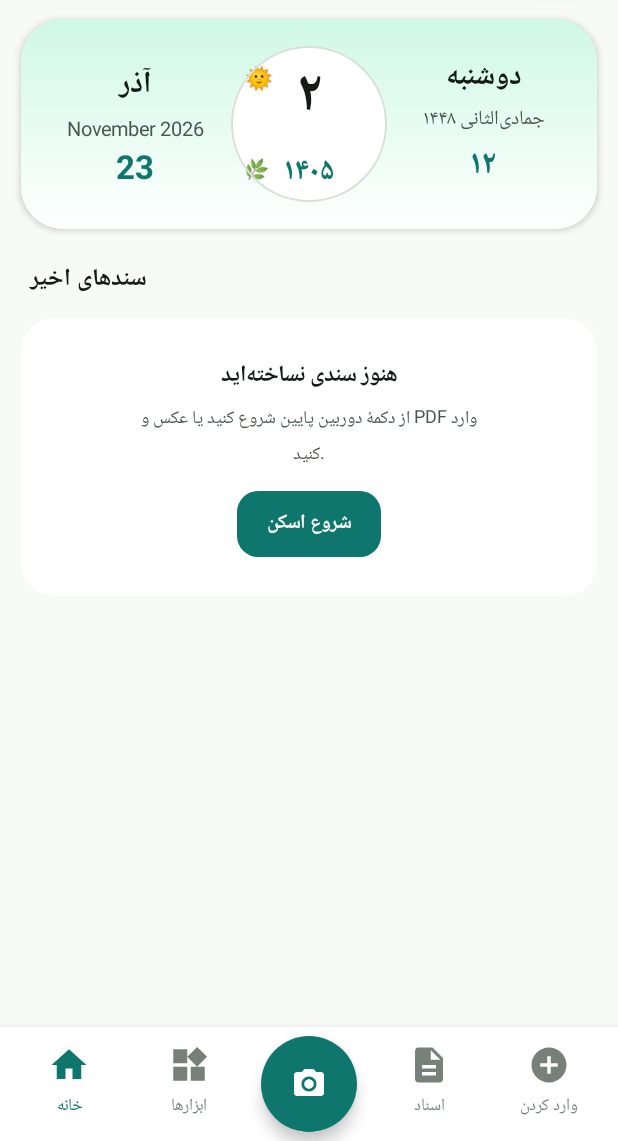
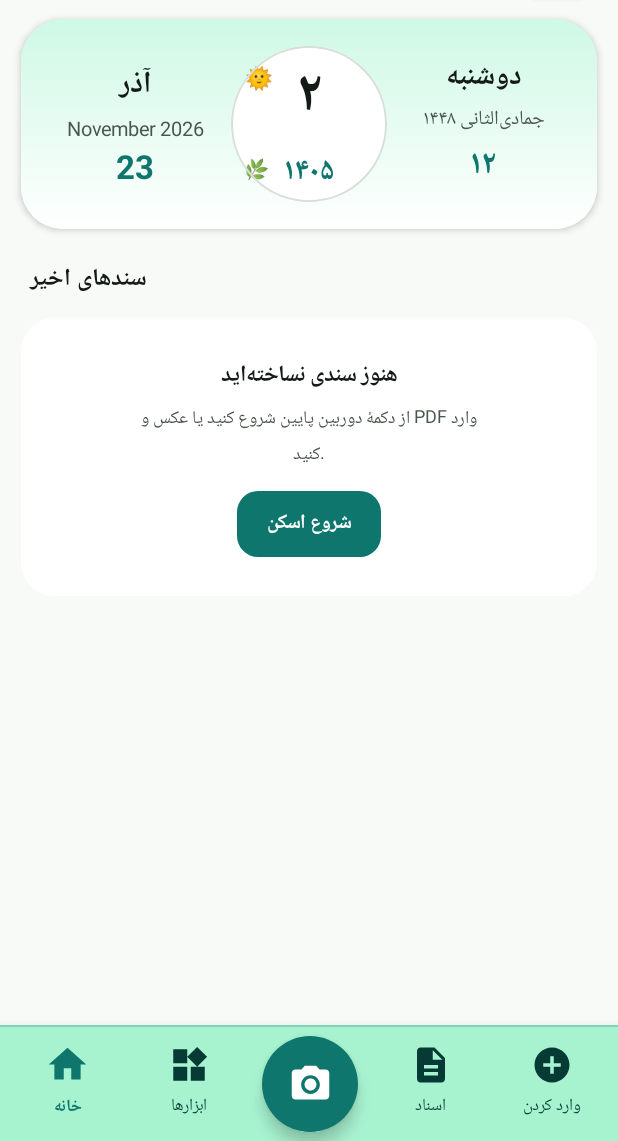
Before and after one commit to adad-bot/MyScan, an Android app built with Jetpack Compose: the composable HomeScreen shown on its own in the app's theme, on a phone screen of 412 x 824 dp, the part 95-1236 px from its top. Run offline under Robolectric (Android 15) with nearby library versions, the phone set to English and light mode, and no system bars; pictures from the network do not load.

Commit message:
style: themed bottom bar and system navigation bar colors from selected skin for contrast

```diff
--- a/app/src/main/java/ir/scanfa/app/MainActivity.kt
+++ b/app/src/main/java/ir/scanfa/app/MainActivity.kt
@@ -20,6 +20,7 @@ import ir.scanfa.app.ui.AppNav
 import ir.scanfa.app.ui.LocalDoubleTapEnabled
 import ir.scanfa.app.ui.LocalHapticsEnabled
 import ir.scanfa.app.ui.ScannerTheme
+import ir.scanfa.app.ui.Skins
 import ir.scanfa.app.vm.ScannerViewModel
 
 class MainActivity : ComponentActivity() {
@@ -41,8 +42,12 @@ class MainActivity : ComponentActivity() {
             val view = LocalView.current
             SideEffect {
                 val window = window ?: return@SideEffect
-                window.navigationBarColor = android.graphics.Color.TRANSPARENT
                 window.statusBarColor = android.graphics.Color.TRANSPARENT
+                val skinColor = (Skins.firstOrNull { it.id == skin } ?: Skins.first())
+                window.navigationBarColor = if (dark) skinColor.darkPrimaryContainer.toInt() else skinColor.primaryContainer.toInt()
+                if (android.os.Build.VERSION.SDK_INT >= 29) {
+                    window.isNavigationBarContrastEnforced = false
+                }
                 WindowCompat.getInsetsController(window, view).apply {
                     isAppearanceLightStatusBars = false
                     isAppearanceLightNavigationBars = !dark
--- a/app/src/main/java/ir/scanfa/app/ui/HomeScreen.kt
+++ b/app/src/main/java/ir/scanfa/app/ui/HomeScreen.kt
@@ -346,11 +346,18 @@ private fun HomeBottomBar(
     onDocs: () -> Unit
 ) {
     val scheme = MaterialTheme.colorScheme
-    Surface(color = scheme.surface, shadowElevation = 8.dp) {
-        Row(
-            Modifier.fillMaxWidth().navigationBarsPadding().padding(horizontal = 6.dp, vertical = 6.dp),
-            verticalAlignment = Alignment.CenterVertically
-        ) {
+    Surface(color = scheme.primaryContainer, shadowElevation = 10.dp) {
+        Column {
+            Box(
+                Modifier
+                    .fillMaxWidth()
+                    .height(1.dp)
+                    .background(scheme.primary.copy(alpha = 0.25f))
+            )
+            Row(
+                Modifier.fillMaxWidth().navigationBarsPadding().padding(horizontal = 4.dp, vertical = 6.dp),
+                verticalAlignment = Alignment.CenterVertically
+            ) {
             BottomItem(Icons.Filled.Home, "خانه", true, Modifier.weight(1f), onHome)
             BottomItem(Icons.Filled.Widgets, "ابزارها", false, Modifier.weight(1f), onTools)
             Box(Modifier.weight(1f), contentAlignment = Alignment.Center) {
@@ -361,12 +368,18 @@ private fun HomeBottomBar(
                     shadowElevation = 6.dp
                 ) {
                     Box(contentAlignment = Alignment.Center) {
-                        Icon(Icons.Filled.CameraAlt, contentDescription = "اسکن", tint = scheme.onPrimary)
+                        Icon(
+                            Icons.Filled.CameraAlt,
+                            contentDescription = "اسکن",
+                            tint = scheme.onPrimary,
+                            modifier = Modifier.size(30.dp)
+                        )
                     }
                 }
             }
             BottomItem(Icons.Filled.Description, "اسناد", false, Modifier.weight(1f), onDocs)
             BottomItem(Icons.Filled.AddCircle, "وارد کردن", false, Modifier.weight(1f), onImport)
+            }
         }
     }
 }
@@ -380,6 +393,7 @@ private fun BottomItem(
     onClick: () -> Unit
 ) {
     val scheme = MaterialTheme.colorScheme
+    val tint = if (selected) scheme.primary else scheme.onPrimaryContainer
     Column(
         modifier = modifier.pressClick { onClick() }.padding(vertical = 4.dp),
         horizontalAlignment = Alignment.CenterHorizontally
@@ -387,14 +401,15 @@ private fun BottomItem(
         Icon(
             icon,
             contentDescription = label,
-            tint = if (selected) scheme.primary else scheme.onSurfaceVariant.copy(alpha = 0.75f),
-            modifier = Modifier.size(28.dp)
+            tint = tint,
+            modifier = Modifier.size(if (selected) 30.dp else 28.dp)
         )
         Spacer(Modifier.height(2.dp))
         Text(
             label,
             fontSize = 11.sp,
-            color = if (selected) scheme.primary else scheme.onSurfaceVariant.copy(alpha = 0.75f)
+            fontWeight = if (selected) FontWeight.Bold else FontWeight.Medium,
+            color = tint
         )
     }
 }
```
Also changed, not shown: 2 other files.
